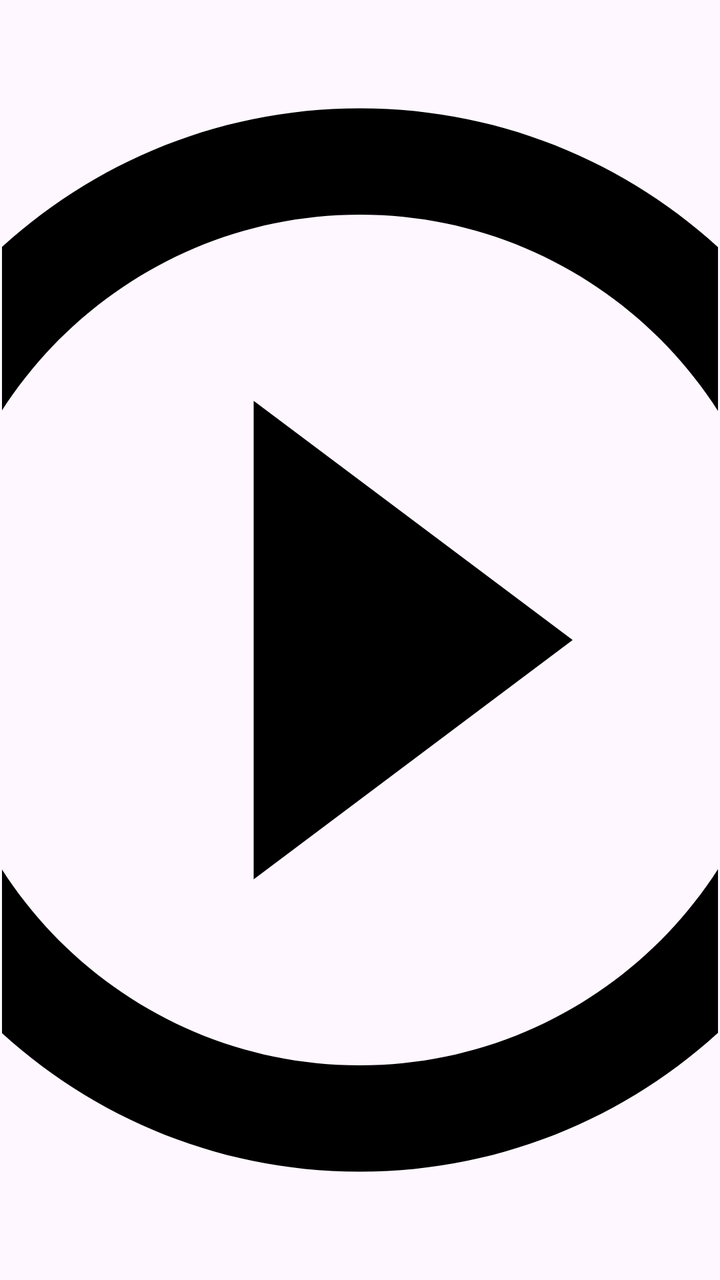
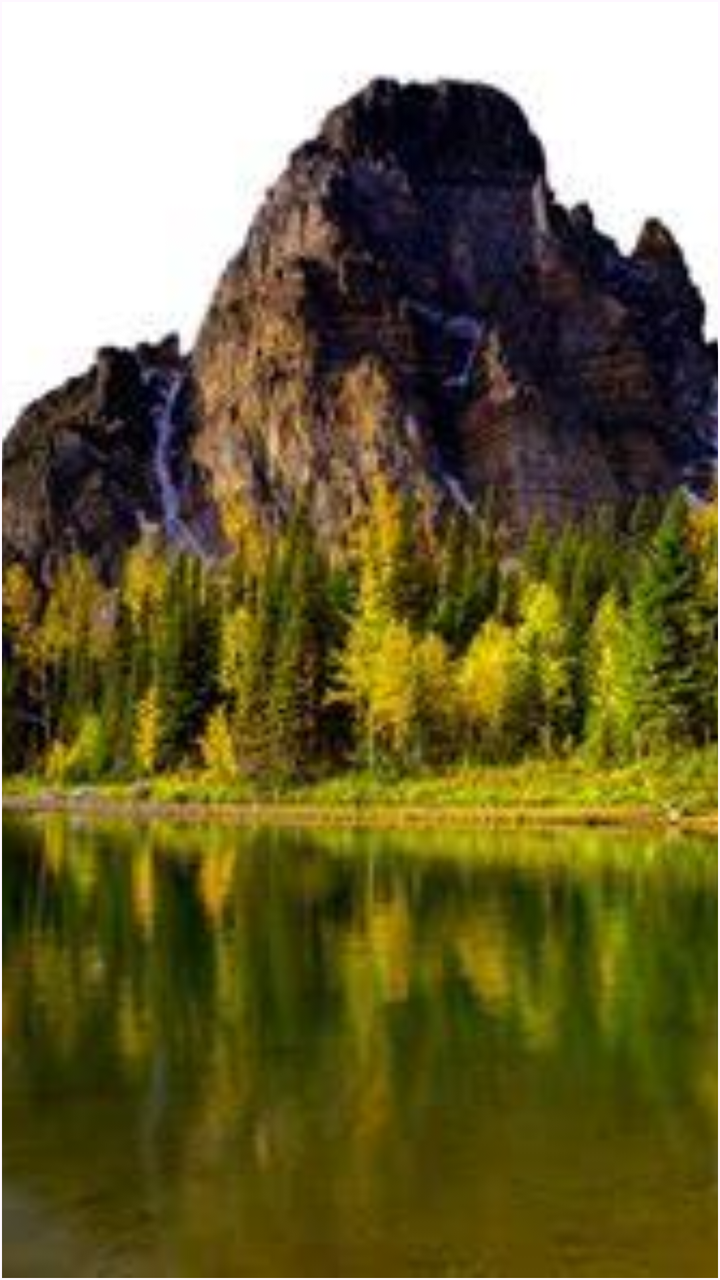

The first picture is an Android layout as it rendered before a commit; the second is the same layout after the commit. The layout source and the unified diff follow.
<!-- AndroidManifest.xml: application theme Theme.PhotoBomb -->
<!-- res/layout/item_gallery.xml -->
<?xml version="1.0" encoding="utf-8"?>
<FrameLayout
    xmlns:android="http://schemas.android.com/apk/res/android"
    android:layout_width="match_parent"
    android:layout_height="140dp"
    android:padding="1dp">

    <ImageView
        android:id="@+id/imageThumbnail"
        android:layout_width="match_parent"
        android:layout_height="match_parent"
        android:scaleType="centerCrop"
        android:src="@drawable/baseline_play_circle_outline_24"/>

    <ImageView
        android:id="@+id/videoSign"
        android:layout_width="24dp"
        android:layout_height="24dp"
        android:src="@drawable/baseline_play_circle_outline_24"
        android:visibility="gone"
        android:layout_margin="6dp"
        android:layout_gravity="end"/>

</FrameLayout>
<!-- resources referenced by this layout -->
<resources>
  <!-- drawable baseline_play_circle_outline_24 (drawable) -->
  <vector xmlns:android="http://schemas.android.com/apk/res/android" android:height="24dp" android:tint="#000000" android:viewportHeight="24" android:viewportWidth="24" android:width="24dp">
        
      <path android:fillColor="@android:color/white" android:pathData="M10,16.5l6,-4.5 -6,-4.5v9zM12,2C6.48,2 2,6.48 2,12s4.48,10 10,10 10,-4.48 10,-10S17.52,2 12,2zM12,20c-4.41,0 -8,-3.59 -8,-8s3.59,-8 8,-8 8,3.59 8,8 -3.59,8 -8,8z"/>
      
  </vector>
  <style name="Theme.PhotoBomb" parent="Base.Theme.PhotoBomb" />
  <style name="Base.Theme.PhotoBomb" parent="Theme.Material3.DayNight.NoActionBar">
          
          
      </style>
</resources>

<!-- the commit's change to res/layout/item_gallery.xml (unified diff, before → after) -->
@@ -10,7 +10,7 @@
         android:layout_width="match_parent"
         android:layout_height="match_parent"
         android:scaleType="centerCrop"
-        android:src="@drawable/baseline_play_circle_outline_24"/>
+        android:src="@drawable/image_scenery" />
 
     <ImageView
         android:id="@+id/videoSign"
<!-- resource entries referenced after the edit -->
@@ -6,6 +6,7 @@
       <path android:fillColor="@android:color/white" android:pathData="M10,16.5l6,-4.5 -6,-4.5v9zM12,2C6.48,2 2,6.48 2,12s4.48,10 10,10 10,-4.48 10,-10S17.52,2 12,2zM12,20c-4.41,0 -8,-3.59 -8,-8s3.59,-8 8,-8 8,3.59 8,8 -3.59,8 -8,8z"/>
       
   </vector>
+  <!-- drawable image_scenery: jpg bitmap (drawable, 23847 bytes) -->
   <style name="Theme.PhotoBomb" parent="Base.Theme.PhotoBomb" />
   <style name="Base.Theme.PhotoBomb" parent="Theme.Material3.DayNight.NoActionBar">
           
